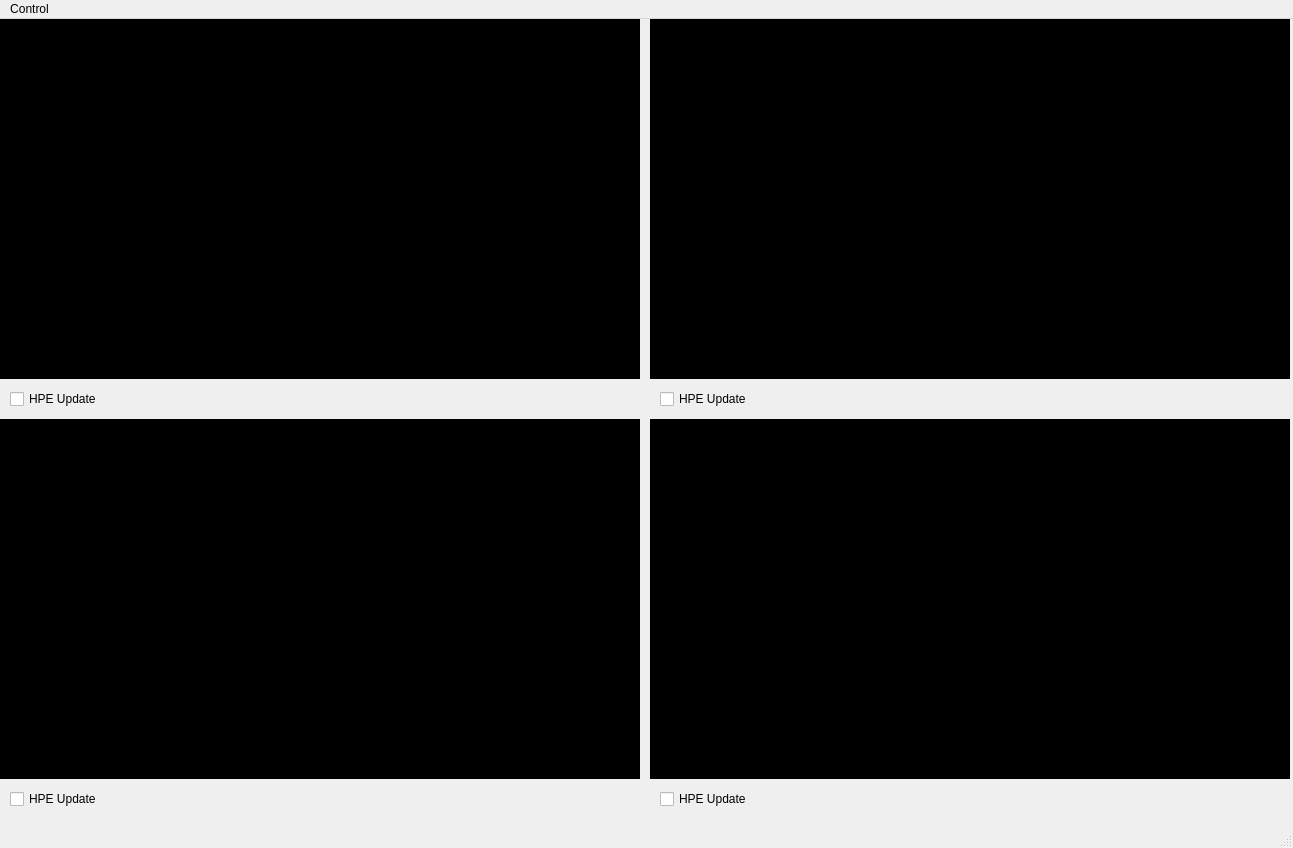
This is gui.ui in elecun/flame-avsim-cam as Qt 5 draws it before an edit. The edited form follows.
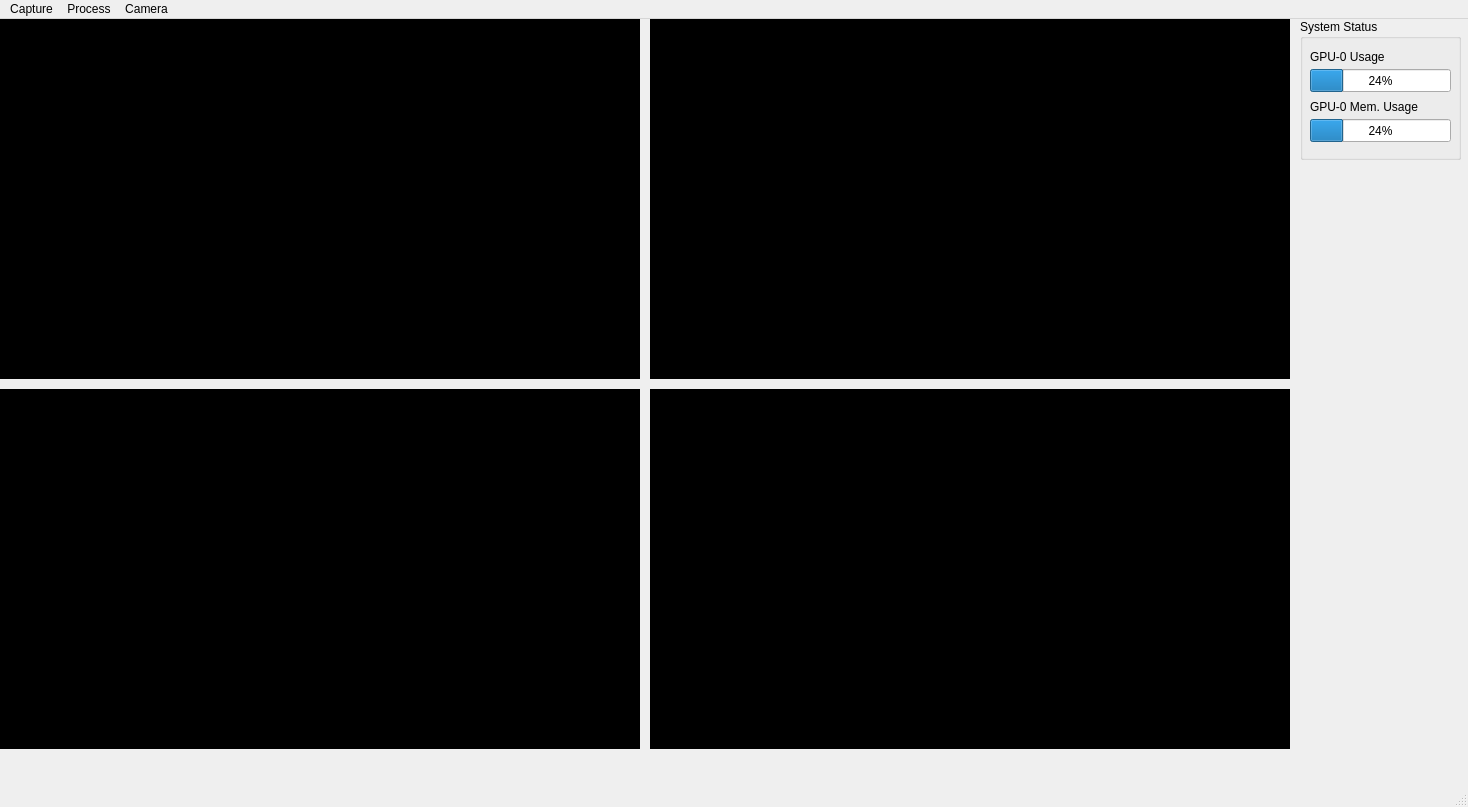
This is the edited form. Icons and pictures are not drawn.

Commit message: updated windows for hpe

Diff of the .ui file:
```diff
--- a/gui.ui
+++ b/gui.ui
@@ -6,8 +6,8 @@
    <rect>
     <x>0</x>
     <y>0</y>
-    <width>1293</width>
-    <height>848</height>
+    <width>1468</width>
+    <height>807</height>
    </rect>
   </property>
   <property name="windowTitle">
@@ -40,7 +40,7 @@
     <property name="geometry">
      <rect>
       <x>0</x>
-      <y>400</y>
+      <y>370</y>
       <width>640</width>
       <height>360</height>
      </rect>
@@ -59,7 +59,7 @@
     <property name="geometry">
      <rect>
       <x>650</x>
-      <y>400</y>
+      <y>370</y>
       <width>640</width>
       <height>360</height>
      </rect>
@@ -93,57 +93,70 @@
      <set>Qt::AlignCenter</set>
     </property>
    </widget>
-   <widget class="QCheckBox" name="check_hpe_update_cam1">
+   <widget class="QGroupBox" name="groupBox">
     <property name="geometry">
      <rect>
-      <x>10</x>
-      <y>370</y>
-      <width>191</width>
-      <height>20</height>
+      <x>1300</x>
+      <y>0</y>
+      <width>161</width>
+      <height>141</height>
      </rect>
     </property>
-    <property name="text">
-     <string>HPE Update</string>
+    <property name="title">
+     <string>System Status</string>
     </property>
-   </widget>
-   <widget class="QCheckBox" name="check_hpe_update_cam2">
-    <property name="geometry">
-     <rect>
-      <x>660</x>
-      <y>370</y>
-      <width>151</width>
-      <height>20</height>
-     </rect>
-    </property>
-    <property name="text">
-     <string>HPE Update</string>
-    </property>
-   </widget>
-   <widget class="QCheckBox" name="check_hpe_update_cam3">
-    <property name="geometry">
-     <rect>
-      <x>10</x>
-      <y>770</y>
-      <width>151</width>
-      <height>20</height>
-     </rect>
-    </property>
-    <property name="text">
-     <string>HPE Update</string>
-    </property>
-   </widget>
-   <widget class="QCheckBox" name="check_hpe_update_cam4">
-    <property name="geometry">
-     <rect>
-      <x>660</x>
-      <y>770</y>
-      <width>131</width>
-      <height>20</height>
-     </rect>
-    </property>
-    <property name="text">
-     <string>HPE Update</string>
-    </property>
+    <widget class="QProgressBar" name="progress_gpu_usage">
+     <property name="geometry">
+      <rect>
+       <x>10</x>
+       <y>50</y>
+       <width>141</width>
+       <height>23</height>
+      </rect>
+     </property>
+     <property name="value">
+      <number>24</number>
+     </property>
+    </widget>
+    <widget class="QLabel" name="label">
+     <property name="geometry">
+      <rect>
+       <x>10</x>
+       <y>30</y>
+       <width>101</width>
+       <height>16</height>
+      </rect>
+     </property>
+     <property name="text">
+      <string>GPU-0 Usage</string>
+     </property>
+    </widget>
+    <widget class="QLabel" name="label_2">
+     <property name="geometry">
+      <rect>
+       <x>10</x>
+       <y>80</y>
+       <width>131</width>
+       <height>16</height>
+      </rect>
+     </property>
+     <property name="text">
+      <string>GPU-0 Mem. Usage</string>
+     </property>
+    </widget>
+    <widget class="QProgressBar" name="progress_gpu_mem_usage">
+     <property name="geometry">
+      <rect>
+       <x>10</x>
+       <y>100</y>
+       <width>141</width>
+       <height>23</height>
+      </rect>
+     </property>
+     <property name="value">
+      <number>24</number>
+     </property>
+    </widget>
    </widget>
   </widget>
   <widget class="QMenuBar" name="menubar">
@@ -151,20 +164,48 @@
     <rect>
      <x>0</x>
      <y>0</y>
-     <width>1293</width>
-     <height>24</height>
+     <width>1468</width>
+     <height>43</height>
     </rect>
    </property>
    <widget class="QMenu" name="menuControl">
     <property name="title">
-     <string>Control</string>
+     <string>Capture</string>
     </property>
     <addaction name="actionStart_Recording"/>
     <addaction name="actionStop_Recording"/>
     <addaction name="separator"/>
     <addaction name="actionCapture_Image"/>
+    <addaction name="separator"/>
+    <addaction name="actionExit"/>
+   </widget>
+   <widget class="QMenu" name="menuHPE">
+    <property name="title">
+     <string>Process</string>
+    </property>
+    <widget class="QMenu" name="menuHPE_Model">
+     <property name="title">
+      <string>HPE Model</string>
+     </property>
+     <addaction name="actionYOLOv8n_pose"/>
+     <addaction name="actionYOLOv8s_pose"/>
+     <addaction name="actionYOLOv8m_pose"/>
+     <addaction name="actionYOLOv8l_pose"/>
+     <addaction name="actionYOLOv8x_pose"/>
+    </widget>
+    <addaction name="menuHPE_Model"/>
+    <addaction name="separator"/>
+    <addaction name="actionShow_Keypoints"/>
+   </widget>
+   <widget class="QMenu" name="menuCamera">
+    <property name="title">
+     <string>Camera</string>
+    </property>
+    <addaction name="actionConnect_All"/>
    </widget>
    <addaction name="menuControl"/>
+   <addaction name="menuHPE"/>
+   <addaction name="menuCamera"/>
   </widget>
   <widget class="QStatusBar" name="statusbar"/>
   <action name="actionExit">
```
Left out of the diff: 65 changed lines with no effect on the pictures.
